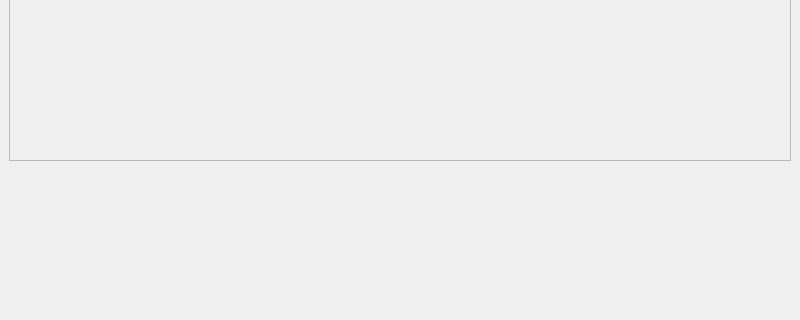
Above: test_ui.ui from Arrera-Librairy/Arrera_qt before the change; both pictures show x 0 to 800 and y 125 to 445 of the 800 by 600 pixel window. Below: the same form after it.
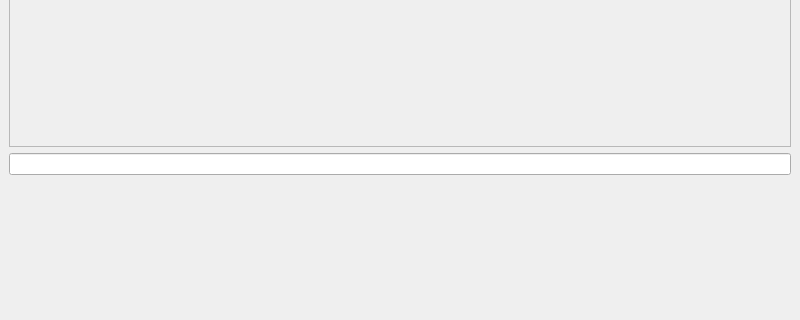
That is the form after the change. Custom widgets are drawn as their Qt base class.

Commit message: Teste bar de recherche

The edit to the form file:
```diff
--- a/test_ui.ui
+++ b/test_ui.ui
@@ -40,6 +40,9 @@
       </layout>
      </widget>
     </item>
+    <item>
+     <widget class="ASearchBar" name="lineEdit"/>
+    </item>
     <item>
      <spacer name="verticalSpacer">
       <property name="orientation">
@@ -75,6 +78,11 @@
    <header>arrera_qt/roundedframe.h</header>
    <container>1</container>
   </customwidget>
+  <customwidget>
+   <class>ASearchBar</class>
+   <extends>QLineEdit</extends>
+   <header>arrera_qt/asearchbar.h</header>
+  </customwidget>
  </customwidgets>
  <resources/>
  <connections/>
```
